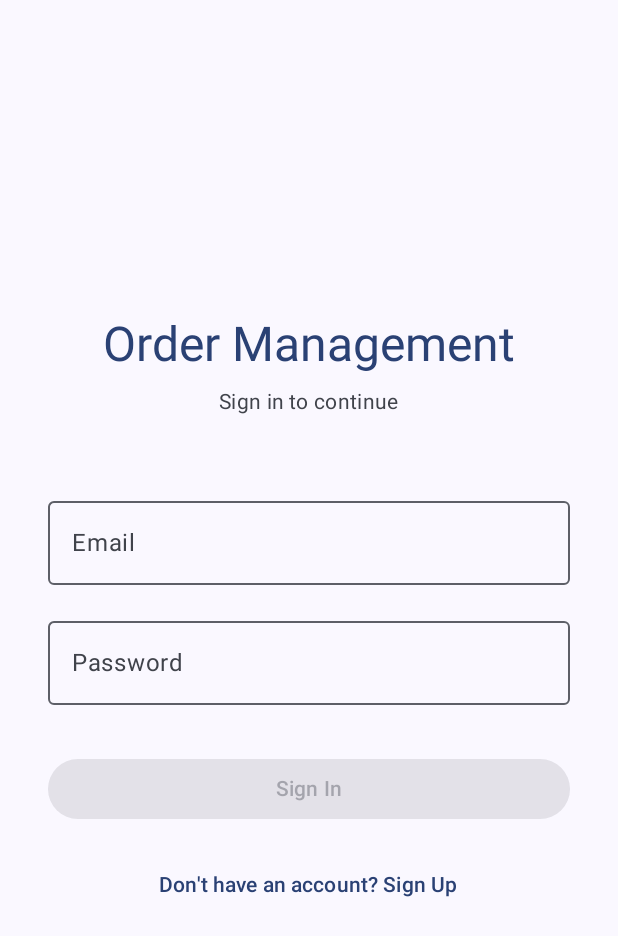
After one commit to Ayoubzaanouni/android-order-management, an Android app built with Jetpack Compose: the composable LoginScreen called with empty values, on a phone screen of 412 x 824 dp. The commit adds this screen. Shown: the top 936 px of the screen. Run offline under Robolectric (Android 15) with nearby library versions, the phone set to English and light mode, and no system bars.

Commit message:
login signup

```diff
--- a/app/src/main/java/com/example/projet_android/dao/CompanyDao.kt
+++ b/app/src/main/java/com/example/projet_android/dao/CompanyDao.kt
@@ -21,4 +21,8 @@ interface CompanyDao {
     fun getCompany(id: Int): Flow<Company>
     @Query("SELECT * FROM company")
     fun getAllCompanies(): Flow<List<Company>>
+    @Query("SELECT * FROM company WHERE email = :email AND password = :password LIMIT 1")
+    suspend fun login(email: String, password: String): Company?
+    @Query("SELECT * FROM company WHERE email = :email LIMIT 1")
+    suspend fun getCompanyByEmail(email: String): Company?
 }
--- /dev/null
+++ b/app/src/main/java/com/example/projet_android/ui/screens/LoginScreen.kt
@@ -0,0 +1,128 @@
+package com.example.projet_android.ui.screens
+
+import androidx.compose.foundation.layout.Arrangement
+import androidx.compose.foundation.layout.Column
+import androidx.compose.foundation.layout.Spacer
+import androidx.compose.foundation.layout.fillMaxSize
+import androidx.compose.foundation.layout.fillMaxWidth
+import androidx.compose.foundation.layout.height
+import androidx.compose.foundation.layout.padding
+import androidx.compose.foundation.layout.size
+import androidx.compose.foundation.text.KeyboardOptions
+import androidx.compose.material3.Button
+import androidx.compose.material3.CircularProgressIndicator
+import androidx.compose.material3.MaterialTheme
+import androidx.compose.material3.OutlinedTextField
+import androidx.compose.material3.Text
+import androidx.compose.material3.TextButton
+import androidx.compose.runtime.Composable
+import androidx.compose.runtime.LaunchedEffect
+import androidx.compose.runtime.getValue
+import androidx.compose.runtime.mutableStateOf
+import androidx.compose.runtime.remember
+import androidx.compose.runtime.setValue
+import androidx.compose.ui.Alignment
+import androidx.compose.ui.Modifier
+import androidx.compose.ui.text.input.KeyboardType
+import androidx.compose.ui.text.input.PasswordVisualTransformation
+import androidx.compose.ui.unit.dp
+
+@Composable
+fun LoginScreen(
+    onLoginSuccess: (companyId: Int) -> Unit,
+    onNavigateToSignUp: () -> Unit,
+    onLogin: suspend (email: String, password: String) -> Int?
+) {
+    var email by remember { mutableStateOf("") }
+    var password by remember { mutableStateOf("") }
+    var isLoading by remember { mutableStateOf(false) }
+    var errorMessage by remember { mutableStateOf<String?>(null) }
+
+    Column(
+        modifier = Modifier
+            .fillMaxSize()
+            .padding(32.dp),
+        horizontalAlignment = Alignment.CenterHorizontally,
+        verticalArrangement = Arrangement.Center
+    ) {
+        Text(
+            text = "Order Management",
+            style = MaterialTheme.typography.headlineLarge,
+            color = MaterialTheme.colorScheme.primary
+        )
+        Spacer(modifier = Modifier.height(8.dp))
+        Text(
+            text = "Sign in to continue",
+            style = MaterialTheme.typography.bodyMedium,
+            color = MaterialTheme.colorScheme.onSurfaceVariant
+        )
+
+        Spacer(modifier = Modifier.height(48.dp))
+        OutlinedTextField(
+            value = email,
+            onValueChange = {
+                email = it
+                errorMessage = null
+            },
+            label = { Text("Email") },
+            keyboardOptions = KeyboardOptions(keyboardType = KeyboardType.Email),
+            singleLine = true,
+            modifier = Modifier.fillMaxWidth()
+        )
+        Spacer(modifier = Modifier.height(16.dp))
+        OutlinedTextField(
+            value = password,
+            onValueChange = {
+                password = it
+                errorMessage = null
+            },
+            label = { Text("Password") },
+            visualTransformation = PasswordVisualTransformation(),
+            keyboardOptions = KeyboardOptions(keyboardType = KeyboardType.Password),
+            singleLine = true,
+            modifier = Modifier.fillMaxWidth()
+        )
+        if (errorMessage != null) {
+            Spacer(modifier = Modifier.height(8.dp))
+            Text(
+                text = errorMessage!!,
+                color = MaterialTheme.colorScheme.error,
+                style = MaterialTheme.typography.bodySmall
+            )
+        }
+        Spacer(modifier = Modifier.height(32.dp))
+        Button(
+            onClick = {
+                isLoading = true
+                errorMessage = null
+            },
+            enabled = !isLoading && email.isNotBlank() && password.isNotBlank(),
+            modifier = Modifier.fillMaxWidth()
+        ) {
+            if (isLoading) {
+                CircularProgressIndicator(
+                    modifier = Modifier.size(20.dp),
+                    color = MaterialTheme.colorScheme.onPrimary
+                )
+            } else {
+                Text("Sign In")
+            }
+        }
+        Spacer(modifier = Modifier.height(16.dp))
+        TextButton(onClick = onNavigateToSignUp) {
+            Text("Don't have an account? Sign Up")
+        }
+    }
+
+    LaunchedEffect(isLoading) {
+        if (isLoading) {
+            val companyId = onLogin(email, password)
+            isLoading = false
+            if (companyId != null) {
+                onLoginSuccess(companyId)
+            } else {
+                errorMessage = "Invalid email or password"
+            }
+        }
+    }
+}
```
Also changed, not shown: app/src/main/java/com/example/projet_android/MainActivity.kt (+122 -41 lines), app/src/main/java/com/example/projet_android/ui/screens/SignUpScreen.kt (added, +137 -0 lines), app/src/main/java/com/example/projet_android/util/PasswordUtils.kt (added, +14 -0 lines), 2 other files.
